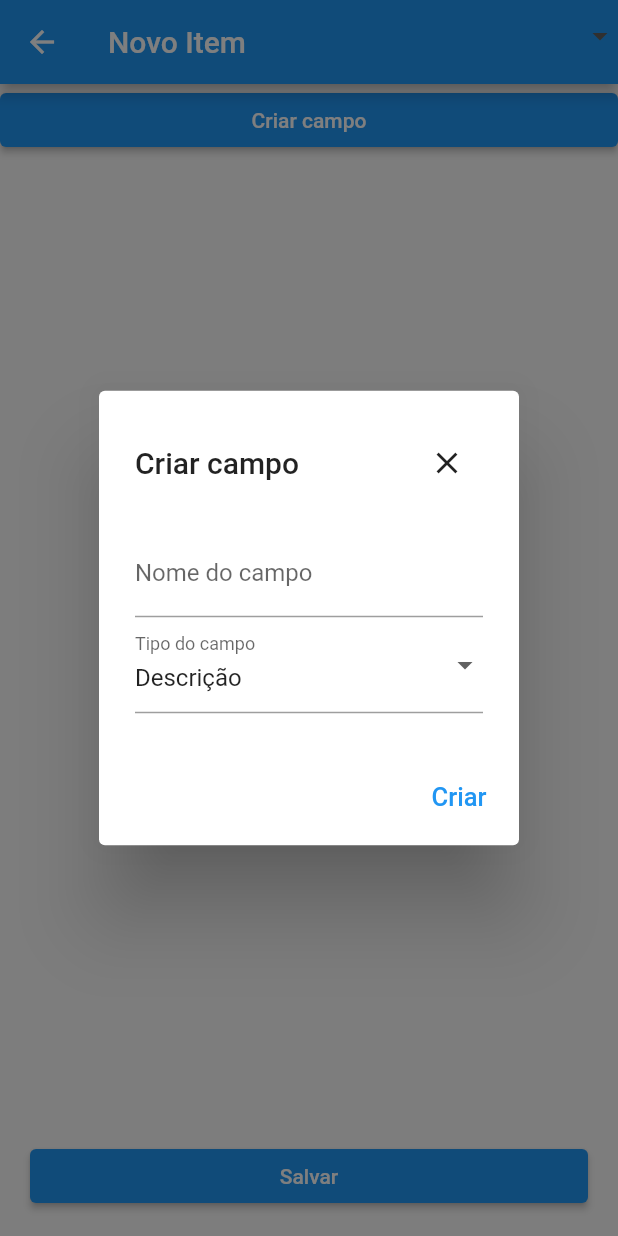
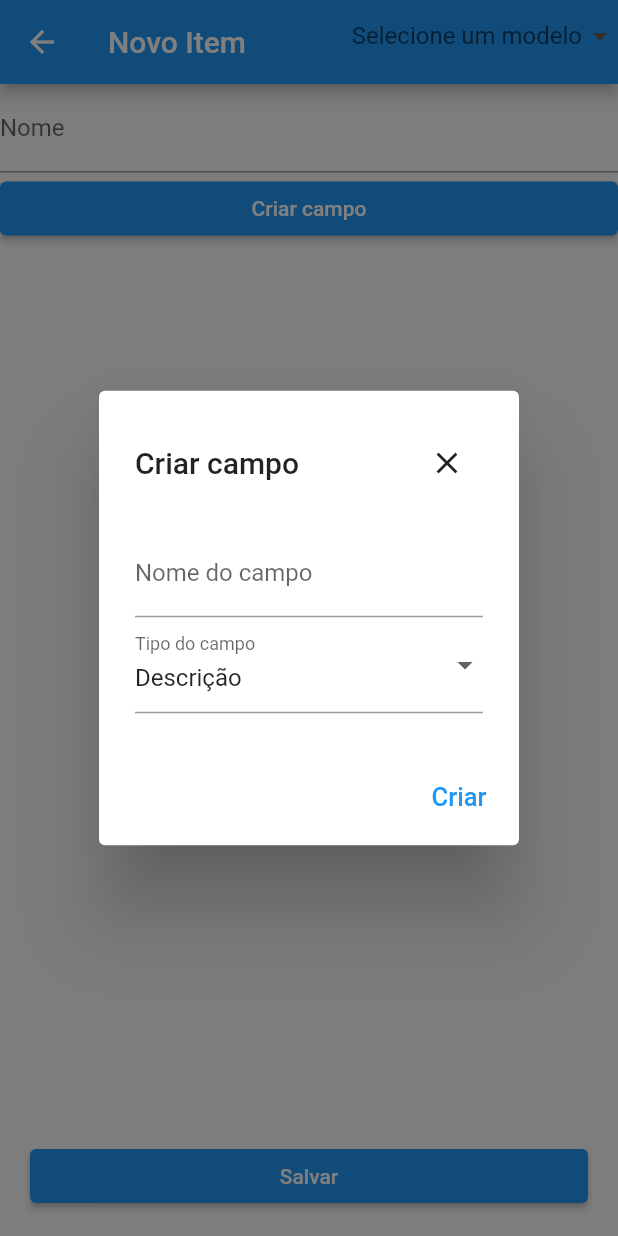
Before and after one commit to GabrielBonil/my_inventory, a Flutter app: the ItemCreatePage screen opened directly with empty values, after a tap on "Criar campo", on a phone screen of 412 x 824 dp. Run offline on Flutter 3.47's test engine with Material 2 defaults, Android fonts, the light colour scheme and no system bars; our stand-ins replace cloud_firestore, email_validator, firebase_auth, firebase_core, flutter_masked_text2, flutter_speed_dial and 1 more; accounts and stored records are empty.

Commit message:
Ordenar e Correção de bug
Correção de bug relacionado a Campo nome dos modelos/item;

Ordenação de itens por ordem alfabética (todos os lugares);

```diff
--- a/lib/components/field_model_builder.dart
+++ b/lib/components/field_model_builder.dart
@@ -11,6 +11,8 @@ class FieldModelBuilder extends StatelessWidget {
   final BuildContext context;
   final Future<void> Function(BuildContext, int, TextEditingController)
       selecionarData;
+  final void Function(int) onRemoveField; // Função para remover campos
+
   const FieldModelBuilder({
     super.key,
     required this.fieldList,
@@ -19,6 +21,7 @@ class FieldModelBuilder extends StatelessWidget {
     required this.validarItem,
     required this.context,
     required this.selecionarData,
+    required this.onRemoveField, // Parâmetro adicionado para remover campos
   });
 
   @override
@@ -72,7 +75,7 @@ class FieldModelBuilder extends StatelessWidget {
         ),
         onSaved: (newValue) {
           double novoValor;
-          if (!newValue!.contains(",")){
+          if (!newValue!.contains(",")) {
             novoValor = double.parse("$newValue.0");
           } else {
             novoValor = double.parse(newValue.replaceAll(',', '.'));
@@ -115,7 +118,9 @@ class FieldModelBuilder extends StatelessWidget {
         thousandSeparator: '.',
         leftSymbol: 'R\$',
         precision: 2,
-        initialValue: double.parse(valueList[index].replaceAll(RegExp(r'[^\d,]'), '').replaceAll(',', '.')),
+        initialValue: double.parse(valueList[index]
+            .replaceAll(RegExp(r'[^\d,]'), '')
+            .replaceAll(',', '.')),
       );
       formField = TextFormField(
         autovalidateMode: AutovalidateMode.onUserInteraction,
@@ -131,10 +136,19 @@ class FieldModelBuilder extends StatelessWidget {
         validator: validarItem,
       );
     } else {
-      // You can add more field types here as needed
       return const SizedBox();
     }
 
-    return formField;
+    return Row(
+      children: [
+        Expanded(child: formField),
+        if (fieldList[index] !=
+            'Nome') // Adiciona um botão de remoção, exceto para o campo "Nome"
+          IconButton(
+            icon: const Icon(Icons.remove_circle),
+            onPressed: () => onRemoveField(index),
+          ),
+      ],
+    );
   }
 }
--- a/lib/views/edit_model_page.dart
+++ b/lib/views/edit_model_page.dart
@@ -42,7 +42,29 @@ class _EditModelPageState extends State<EditModelPage> {
           fieldList.add(key);
           typeList.add(value);
         });
+        // Garantindo que o "Nome" é o primeiro campo e ordenando o resto alfabéticamente
+        if (fieldList.contains("Nome")) {
+          int index = fieldList.indexOf("Nome");
+          fieldList.removeAt(index);
+          String type = typeList.removeAt(index);
+          fieldList.insert(0, "Nome");
+          typeList.insert(0, type);
+        }
+        List<MapEntry<String, String>> entries = List.generate(
+          fieldList.length,
+          (index) => MapEntry(fieldList[index], typeList[index]),
+        );
+        entries.sort((a, b) => a.key.compareTo(b.key));
+        entries.insert(
+            0,
+            entries
+                .removeAt(entries.indexWhere((entry) => entry.key == "Nome")));
+        fieldList = entries.map((entry) => entry.key).toList();
+        typeList = entries.map((entry) => entry.value).toList();
       }
+    } else {
+      fieldList.insert(0, "Nome");
+      typeList.insert(0, "Descrição");
     }
   }
 
@@ -53,7 +75,7 @@ class _EditModelPageState extends State<EditModelPage> {
         modelData[fieldList[i]] = typeList[i];
       }
 
-      if (originalName.isNotEmpty && originalName != _nameController.text){
+      if (originalName.isNotEmpty && originalName != _nameController.text) {
         await _firestore.collection('users').doc(_userId).update({
           originalName: FieldValue.delete(),
         });
@@ -114,10 +136,12 @@ class _EditModelPageState extends State<EditModelPage> {
                     return ListTile(
                       title: Text(fieldList[index]),
                       subtitle: Text(typeList[index]),
-                      trailing: IconButton(
-                        icon: const Icon(Icons.delete),
-                        onPressed: () => _removeField(index),
-                      ),
+                      trailing: fieldList[index] == "Nome"
+                          ? null
+                          : IconButton(
+                              icon: const Icon(Icons.delete),
+                              onPressed: () => _removeField(index),
+                            ),
                     );
                   },
                 ),
--- a/lib/views/item_create.dart
+++ b/lib/views/item_create.dart
@@ -23,13 +23,13 @@ class _ItemCreatePageState extends State<ItemCreatePage> {
   FirebaseFirestore firestore = FirebaseFirestore.instance;
   FirebaseAuth auth = FirebaseAuth.instance;
 
-  List<String> fieldList = [];
-  List<String> typeList = [];
-  List valueList = [];
+  List<String> fieldList = ['Nome'];
+  List<String> typeList = ['Descrição'];
+  List valueList = [''];
   final TextEditingController novoCampoController = TextEditingController();
   late String? selectedType;
   List<String> listaModelos = [];
-  String? modeloSelecionado = "Padrão";
+  String? modeloSelecionado;
 
   void onNovoCampoCreated(String nome, var tipo) {
     setState(() {
@@ -50,6 +50,14 @@ class _ItemCreatePageState extends State<ItemCreatePage> {
       if (tipo == 'Dinheiro') {
         valueList.add('0,00');
       }
+    });
+  }
+
+  void _removeField(int index) {
+    setState(() {
+      fieldList.removeAt(index);
+      typeList.removeAt(index);
+      valueList.removeAt(index);
     });
   }
 
@@ -107,89 +115,29 @@ class _ItemCreatePageState extends State<ItemCreatePage> {
         listaModelos.add(key);
       });
     });
-    // setState(() {
-    //   listaModelos.add("Criar Modelo");
-    // });
+    listaModelos.sort();
   }
 
   void handleSelect(String? modelo) async {
-    // if (modelo == "Criar Modelo") {
-    //   String nomeModelo = '';
-    //   showGeneralDialog(
-    //     context: context,
-    //     pageBuilder: (ctx, a1, a2) {
-    //       return Container();
-    //     },
-    //     transitionBuilder: (ctx, a1, a2, child) {
-    //       var curve = Curves.easeInOut.transform(a1.value);
-    //       return Transform.scale(
-    //         scale: curve,
-    //         child: AlertDialog(
-    //           title: Row(
-    //             mainAxisAlignment: MainAxisAlignment.spaceBetween,
-    //             children: [
-    //               const Text("Criar Modelo"),
-    //               IconButton(
-    //                 onPressed: () {
-    //                   Navigator.of(context).pop();
-    //                 },
-    //                 icon: const Icon(Icons.close),
-    //               ),
-    //             ],
-    //           ),
-    //           content: TextField(
-    //             // controller: _subcollectionNameController,
-    //             decoration: const InputDecoration(
-    //               labelText: 'Nome do Modelo',
-    //               hintText: 'Nome do Modelo',
-    //             ),
-    //             onChanged: (value) => nomeModelo = value,
-    //           ),
-    //           actions: <Widget>[
-    //             TextButton(
-    //               onPressed: () async {
-    //                 Map<String, dynamic> novoMapa = {};
-    //                 for (int i = 0; i < fieldList.length; i++) {
-    //                   novoMapa[fieldList[i]] = typeList[i];
-    //                 }
+    setState(() {
+      fieldList = ['Nome'];
+      typeList = ['Descrição'];
+      valueList = [''];
+    });
 
-    //                 await firestore
-    //                     .collection('users')
-    //                     .doc(auth.currentUser!.uid)
-    //                     .update({nomeModelo: novoMapa});
-
-    //                 getModelos();
-    //                 modeloSelecionado = nomeModelo;
-    //                 // ignore: use_build_context_synchronously
-    //                 Navigator.pop(context);
-    //               },
-    //               child: const Text(
-    //                 "Criar",
-    //                 style: TextStyle(
-    //                   color: Colors.blue,
-    //                   fontSize: 17,
-    //                 ),
-    //               ),
-    //             ),
-    //           ],
-    //         ),
-    //       );
-    //     },
-    //     transitionDuration: const Duration(milliseconds: 300),
-    //   );
-    //   return;
-    // }
-    setState(() {
-      fieldList.clear();
-      typeList.clear();
-      valueList.clear();
-    });
     var documento =
         await firestore.collection('users').doc(auth.currentUser!.uid).get();
     Map<String, dynamic>? mapaSelecionado = documento.data()?[modelo];
     mapaSelecionado!.forEach((key, value) {
-      // print("Key: $key | Value: $value");
-      onNovoCampoCreated(key, value);
+      if (key != 'Nome') {
+        onNovoCampoCreated(key, value);
+      }
+    });
+
+    setState(() {
+      fieldList.sort();
+      fieldList.remove('Nome');
+      fieldList.insert(0, 'Nome');
     });
   }
 
@@ -197,7 +145,6 @@ class _ItemCreatePageState extends State<ItemCreatePage> {
   void initState() {
     super.initState();
     getModelos();
-    handleSelect("Padrão");
   }
 
   @override
@@ -211,7 +158,7 @@ class _ItemCreatePageState extends State<ItemCreatePage> {
               underline: const SizedBox.shrink(),
               focusNode: FocusNode(canRequestFocus: false),
               value: modeloSelecionado,
-              // style: const TextStyle(color: Colors.white),
+              hint: const Text("Selecione um modelo"),
               items: listaModelos.map((e) {
                 return DropdownMenuItem<String>(
                   value: e,
@@ -243,6 +190,8 @@ class _ItemCreatePageState extends State<ItemCreatePage> {
                       valueList: valueList,
                       validarItem: validarItem,
                       selecionarData: selecionarData,
+                      onRemoveField:
+                          _removeField, // Adiciona o handler de remoção de campos
                     ),
                     SizedBox(
                       width: MediaQuery.of(context).size.width -
```
Also changed, not shown: lib/components/show_item_modal.dart (+7 -1 lines).
